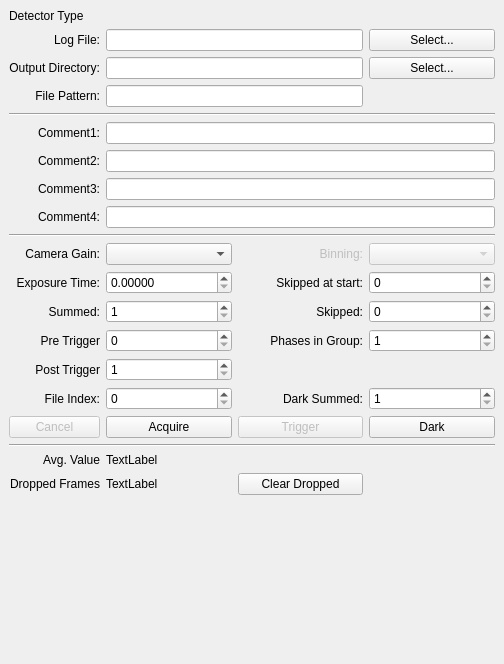
First picture: the form in source/qxrdacquiredialog.ui, repository guyjennings/qxrd, before the edit.
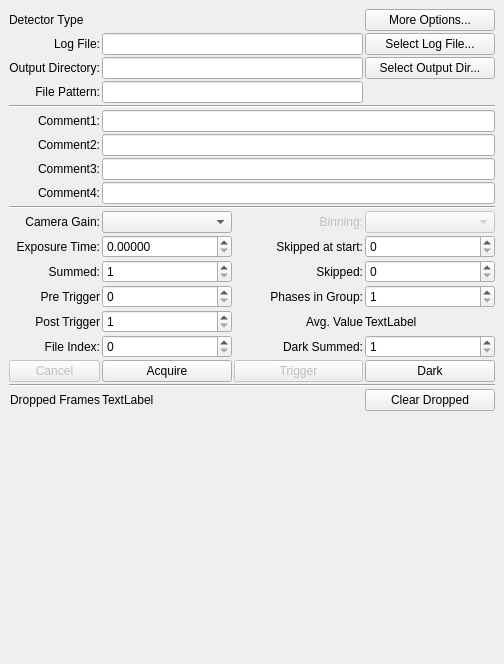
Second picture: the form after the edit. Icons and pictures are not drawn. Custom widgets are drawn as their Qt base class.

Commit message: Added 'More Options...' buttons to various tool palettes

The edit to the form file:
```diff
--- a/source/qxrdacquiredialog.ui
+++ b/source/qxrdacquiredialog.ui
@@ -15,7 +15,10 @@
   </property>
   <widget class="QWidget" name="dockWidgetContents">
    <layout class="QGridLayout" name="gridLayout">
-    <item row="0" column="0" colspan="4">
+    <property name="spacing">
+     <number>2</number>
+    </property>
+    <item row="0" column="0" colspan="3">
      <widget class="QLabel" name="m_DetectorTypeNameLabel">
       <property name="text">
        <string>Detector Type</string>
@@ -344,26 +347,6 @@
       </property>
      </widget>
     </item>
-    <item row="21" column="0">
-     <widget class="QLabel" name="label_10">
-      <property name="text">
-       <string>Avg. Value</string>
-      </property>
-      <property name="alignment">
-       <set>Qt::AlignRight|Qt::AlignTrailing|Qt::AlignVCenter</set>
-      </property>
-     </widget>
-    </item>
-    <item row="21" column="1">
-     <widget class="QLabel" name="m_AverageDisplay">
-      <property name="toolTip">
-       <string>Average value of acquired frames</string>
-      </property>
-      <property name="text">
-       <string>TextLabel</string>
-      </property>
-     </widget>
-    </item>
     <item row="27" column="0" colspan="4">
      <spacer name="verticalSpacer">
       <property name="orientation">
@@ -554,7 +537,7 @@
        <string>Select New Output Directory...</string>
       </property>
       <property name="text">
-       <string>Select...</string>
+       <string>Select Output Dir...</string>
       </property>
      </widget>
     </item>
@@ -602,7 +585,7 @@
        <string>Select New LogFile...</string>
       </property>
       <property name="text">
-       <string>Select...</string>
+       <string>Select Log File...</string>
       </property>
      </widget>
     </item>
@@ -764,7 +747,37 @@
       </property>
      </widget>
     </item>
-    <item row="22" column="2">
+    <item row="0" column="3">
+     <widget class="QPushButton" name="m_AcquireOptionsButton">
+      <property name="toolTip">
+       <string>Select New LogFile...</string>
+      </property>
+      <property name="text">
+       <string>More Options...</string>
+      </property>
+     </widget>
+    </item>
+    <item row="15" column="2">
+     <widget class="QLabel" name="label_10">
+      <property name="text">
+       <string>Avg. Value</string>
+      </property>
+      <property name="alignment">
+       <set>Qt::AlignRight|Qt::AlignTrailing|Qt::AlignVCenter</set>
+      </property>
+     </widget>
+    </item>
+    <item row="15" column="3">
+     <widget class="QLabel" name="m_AverageDisplay">
+      <property name="toolTip">
+       <string>Average value of acquired frames</string>
+      </property>
+      <property name="text">
+       <string>TextLabel</string>
+      </property>
+     </widget>
+    </item>
+    <item row="22" column="3">
      <widget class="QPushButton" name="m_ClearDroppedButton">
       <property name="enabled">
        <bool>true</bool>
```
The commit also changes 5 other files.
